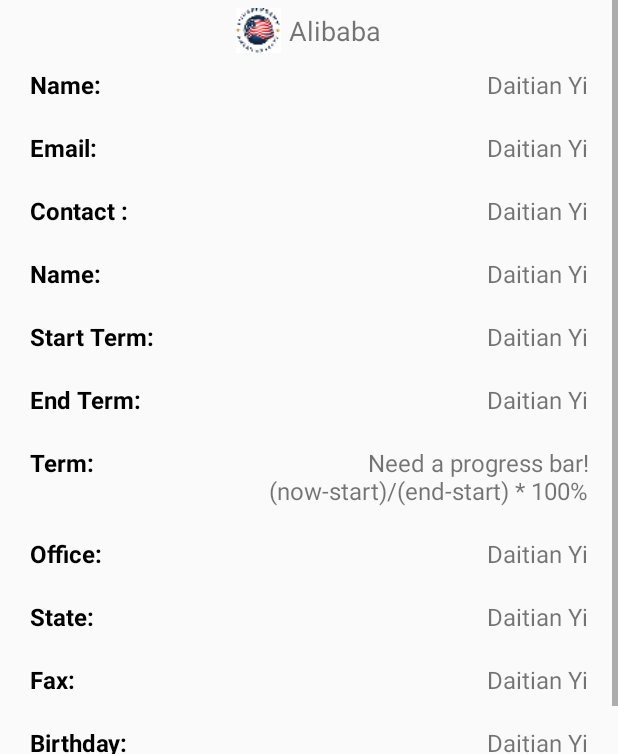
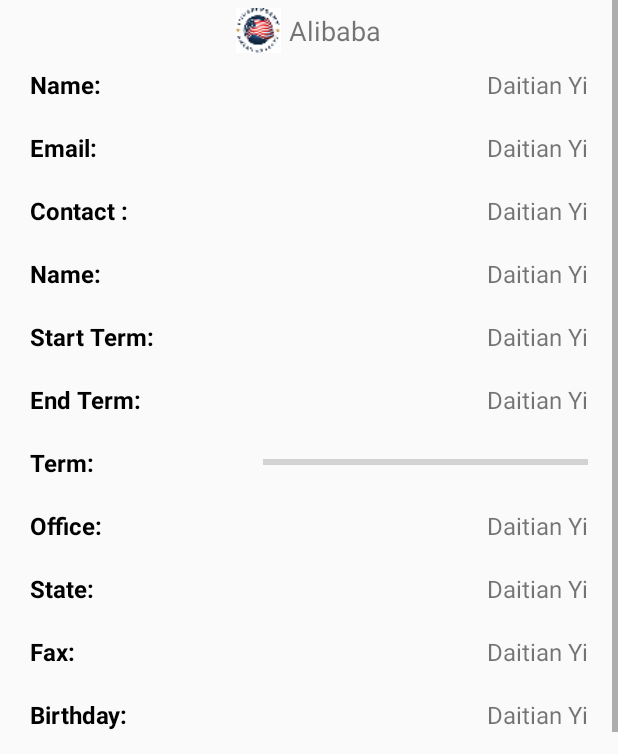
Before and after one commit to Firedamp/ydt, an Android app: the LegislatorDetailActivity screen opened directly, with no data from a screen before it, on a phone screen of 412 x 824 dp, the part 482-1236 px from its top. Run offline under Robolectric (Android 15) with nearby library versions, the phone set to English and light mode, and no system bars; our stand-ins replace Picasso; libraries missing offline, so code that uses them is left out: com.alibaba.fastjson; pictures from the network do not load; 19 statements that could not run were skipped.

Commit message:
date format and progress bar, legistor detail page done !!!

```diff
--- a/app/src/main/res/layout/activity_detail_legislator.xml
+++ b/app/src/main/res/layout/activity_detail_legislator.xml
@@ -103,9 +103,35 @@
                 android:id="@+id/detail_legislator_item_end_term"
                 layout="@layout/layout_detail_item"/>
 
-            <include
-                android:id="@+id/detail_legislator_item_term"
-                layout="@layout/layout_detail_item"/>
+            <LinearLayout
+                android:layout_width="match_parent"
+                android:layout_height="wrap_content"
+                android:paddingTop="10dp"
+                android:paddingBottom="10dp"
+                android:gravity="center_vertical"
+                android:orientation="horizontal">
+
+                <TextView
+                    android:layout_width="150dp"
+                    android:layout_height="wrap_content"
+                    android:textSize="16dp"
+                    android:textStyle="bold"
+                    android:textColor="@android:color/black"
+                    android:text="Term: "/>
+
+                <TextView
+                    android:id="@+id/detail_legislator_item_term_text_progress"
+                    android:layout_width="wrap_content"
+                    android:layout_height="wrap_content"
+                    android:layout_marginRight="5dp"/>
+
+                <ProgressBar
+                    android:id="@+id/detail_legislator_item_term_progress"
+                    style="?android:attr/progressBarStyleHorizontal"
+                    android:layout_width="match_parent"
+                    android:layout_height="wrap_content" />
+
+            </LinearLayout>
 
             <include
                 android:id="@+id/detail_legislator_item_office"
```
